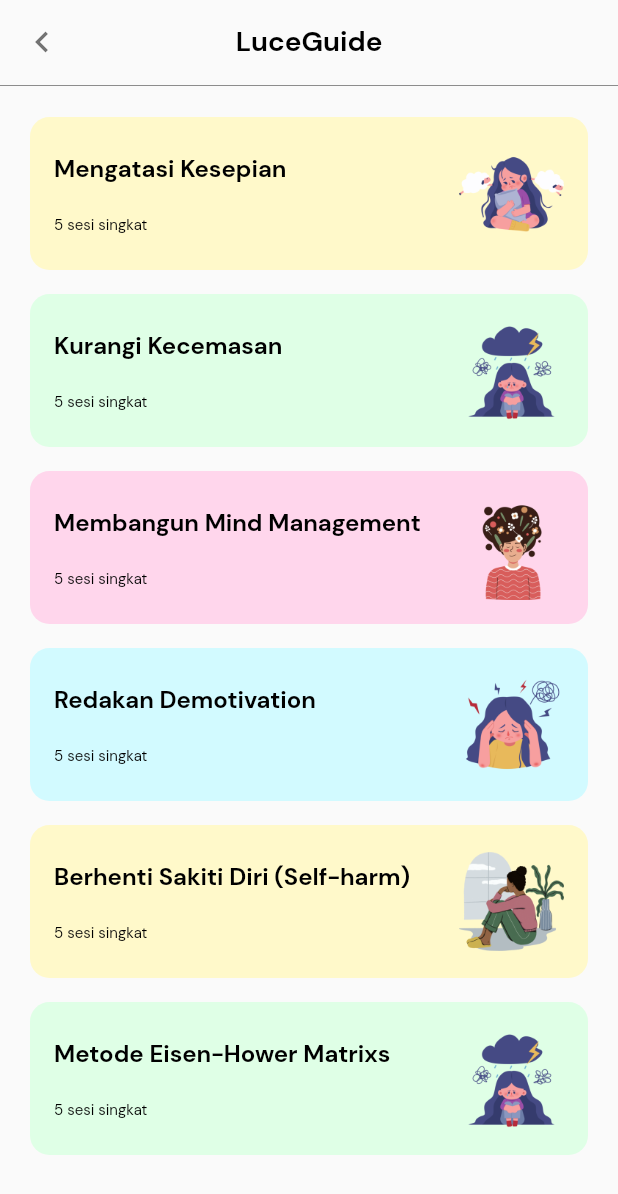
After one commit to inyong1/lucely, a Flutter app: the LuceGuideView screen opened by its route, on a phone screen of 412 x 824 dp. The commit adds this screen. Shown: the top 1194 px of the screen. Run offline on Flutter 3.47's test engine with Material 2 defaults, Android fonts, the light colour scheme and no system bars; our stand-ins replace get, get_storage; accounts and stored records are empty.

Commit message:
pengerjaan luceGuide

```diff
--- /dev/null
+++ b/lib/app/modules/luce_guide/views/luce_guide_view.dart
@@ -0,0 +1,79 @@
+import 'package:flutter/material.dart';
+
+import 'package:get/get.dart';
+import 'package:lucely/extensions/num_ext.dart';
+
+import '../../../constant/app_color.dart';
+import '../../../routes/app_pages.dart';
+import '../controllers/luce_guide_controller.dart';
+
+class LuceGuideView extends GetView<LuceGuideController> {
+  const LuceGuideView({Key? key}) : super(key: key);
+
+  static final guideList = <List<dynamic>>[
+    ["Mengatasi Kesepian", "anxiety.png", AppColor.lemonChiffon],
+    ["Kurangi Kecemasan", "self-harm.png", AppColor.greenLight],
+    ["Membangun Mind Management", "mind_management.png", AppColor.pigPink],
+    ["Redakan Demotivation", "demotivation.png", AppColor.lightCyan],
+    ["Berhenti Sakiti Diri (Self-harm)", "Kesepian.png", AppColor.lemonChiffon],
+    ["Metode Eisen-Hower Matrixs", "self-harm.png", AppColor.greenLight],
+  ];
+
+  @override
+  Widget build(BuildContext context) {
+    return Scaffold(
+      appBar: AppBar(
+        title: const Text('LuceGuide'),
+        backgroundColor: Colors.transparent,
+        centerTitle: true,
+        leading:
+            InkResponse(onTap: () => Get.back(), child: const Icon(Icons.chevron_left, size: 28)),
+      ),
+      body: Column(children: [
+        const Divider(height: 2, color: AppColor.darkGrey),
+        Expanded(
+          child: ListView.separated(
+            separatorBuilder: (context, index) => 16.height,
+            physics: const BouncingScrollPhysics(),
+            padding: const EdgeInsets.symmetric(vertical: 20, horizontal: 20),
+            itemCount: guideList.length,
+            itemBuilder: (context, index) {
+              final data = guideList[index];
+              return _buildItem(data[0], data[1], data[2], () {
+                Get.toNamed(Routes.LUCEGUIDE_INDEX, arguments: data);
+              });
+            },
+          ),
+        ),
+      ]),
+    );
+  }
+
+  _buildItem(String title, String imageAsset, Color color, void Function() ontap) {
+    return Material(
+      color: color,
+      shape: RoundedRectangleBorder(borderRadius: BorderRadius.circular(13)),
+      child: InkWell(
+        onTap: ontap,
+        child: Padding(
+          padding: const EdgeInsets.all(16),
+          child: Row(
+            children: [
+              Expanded(
+                child: Column(
+                  crossAxisAlignment: CrossAxisAlignment.stretch,
+                  children: [
+                    Text(title, style: const TextStyle(fontWeight: FontWeight.bold, fontSize: 16)),
+                    20.height,
+                    const Text("5 sesi singkat", style: TextStyle(fontSize: 10)),
+                  ],
+                ),
+              ),
+              Image.asset("assets/images/$imageAsset", width: 70),
+            ],
+          ),
+        ),
+      ),
+    );
+  }
+}
--- a/lib/app/routes/app_routes.dart
+++ b/lib/app/routes/app_routes.dart
@@ -23,6 +23,10 @@ abstract class Routes {
   static const METODE_PEMBAYARAN = _Paths.METODE_PEMBAYARAN;
   static const MENUNGGU_PEMBAYARAN = _Paths.MENUNGGU_PEMBAYARAN;
   static const STATUS_PEMBAYARAN = _Paths.STATUS_PEMBAYARAN;
+  static const LUCE_GUIDE = _Paths.LUCE_GUIDE;
+  static const EVENT = _Paths.EVENT;
+  static const BOOKLUCE = _Paths.BOOKLUCE;
+  static const LUCEGUIDE_INDEX = _Paths.LUCEGUIDE_INDEX;
 }
 
 abstract class _Paths {
@@ -47,4 +51,8 @@ abstract class _Paths {
   static const METODE_PEMBAYARAN = '/metode-pembayaran';
   static const MENUNGGU_PEMBAYARAN = '/menunggu-pembayaran';
   static const STATUS_PEMBAYARAN = '/status-pembayaran';
+  static const LUCE_GUIDE = '/luce-guide';
+  static const EVENT = '/event';
+  static const BOOKLUCE = '/bookluce';
+  static const LUCEGUIDE_INDEX = '/luceguide-index';
 }
```
Also changed, not shown: lib/app/modules/bookluce/bindings/bookluce_binding.dart (added, +12 -0 lines), lib/app/modules/bookluce/controllers/bookluce_controller.dart (added, +23 -0 lines), lib/app/modules/bookluce/views/bookluce_view.dart (added, +35 -0 lines), lib/app/modules/event/bindings/event_binding.dart (added, +12 -0 lines), lib/app/modules/event/controllers/event_controller.dart (added, +23 -0 lines), lib/app/modules/event/views/event_view.dart (added, +35 -0 lines), lib/app/modules/luce_guide/bindings/luce_guide_binding.dart (added, +12 -0 lines), lib/app/modules/luce_guide/controllers/luce_guide_controller.dart (added, +23 -0 lines), lib/app/modules/luceguide_index/bindings/luceguide_index_binding.dart (added, +12 -0 lines), lib/app/modules/luceguide_index/controllers/luceguide_index_controller.dart (added, +40 -0 lines), lib/app/modules/luceguide_index/views/luceguide_index_view.dart (added, +103 -0 lines), lib/app/modules/main/views/tabs/widgets/menu_grid_widget.dart (+4 -3 lines), lib/app/routes/app_pages.dart (+28 -0 lines), assets/images/Kesepian.png (added), 3 more files.
